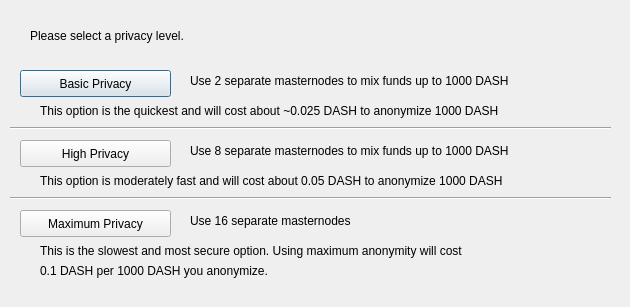
This is src/qt/forms/darksendconfig.ui in BCashTeam/bcashtestnet as Qt 5 draws it before an edit. The edited form follows.
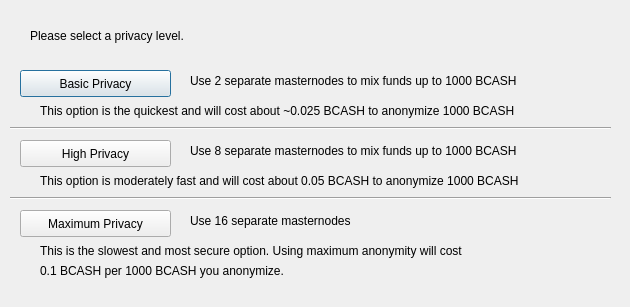
This is the edited form.

```diff
--- a/src/qt/forms/darksendconfig.ui
+++ b/src/qt/forms/darksendconfig.ui
@@ -75,7 +75,7 @@
     </rect>
    </property>
    <property name="text">
-    <string>Use 2 separate masternodes to mix funds up to 1000 DASH</string>
+    <string>Use 2 separate masternodes to mix funds up to 1000 BCASH</string>
    </property>
   </widget>
   <widget class="QLabel" name="label_3">
@@ -88,7 +88,7 @@
     </rect>
    </property>
    <property name="text">
-    <string>Use 8 separate masternodes to mix funds up to 1000 DASH</string>
+    <string>Use 8 separate masternodes to mix funds up to 1000 BCASH</string>
    </property>
   </widget>
   <widget class="QLabel" name="label_4">
@@ -114,7 +114,7 @@
     </rect>
    </property>
    <property name="text">
-    <string>This option is the quickest and will cost about ~0.025 DASH to anonymize 1000 DASH</string>
+    <string>This option is the quickest and will cost about ~0.025 BCASH to anonymize 1000 BCASH</string>
    </property>
   </widget>
   <widget class="QLabel" name="label_7">
@@ -127,7 +127,7 @@
     </rect>
    </property>
    <property name="text">
-    <string>This option is moderately fast and will cost about 0.05 DASH to anonymize 1000 DASH</string>
+    <string>This option is moderately fast and will cost about 0.05 BCASH to anonymize 1000 BCASH</string>
    </property>
   </widget>
   <widget class="QLabel" name="label_8">
@@ -153,7 +153,7 @@
     </rect>
    </property>
    <property name="text">
-    <string>0.1 DASH per 1000 DASH you anonymize.</string>
+    <string>0.1 BCASH per 1000 BCASH you anonymize.</string>
    </property>
   </widget>
   <widget class="Line" name="line">
```
